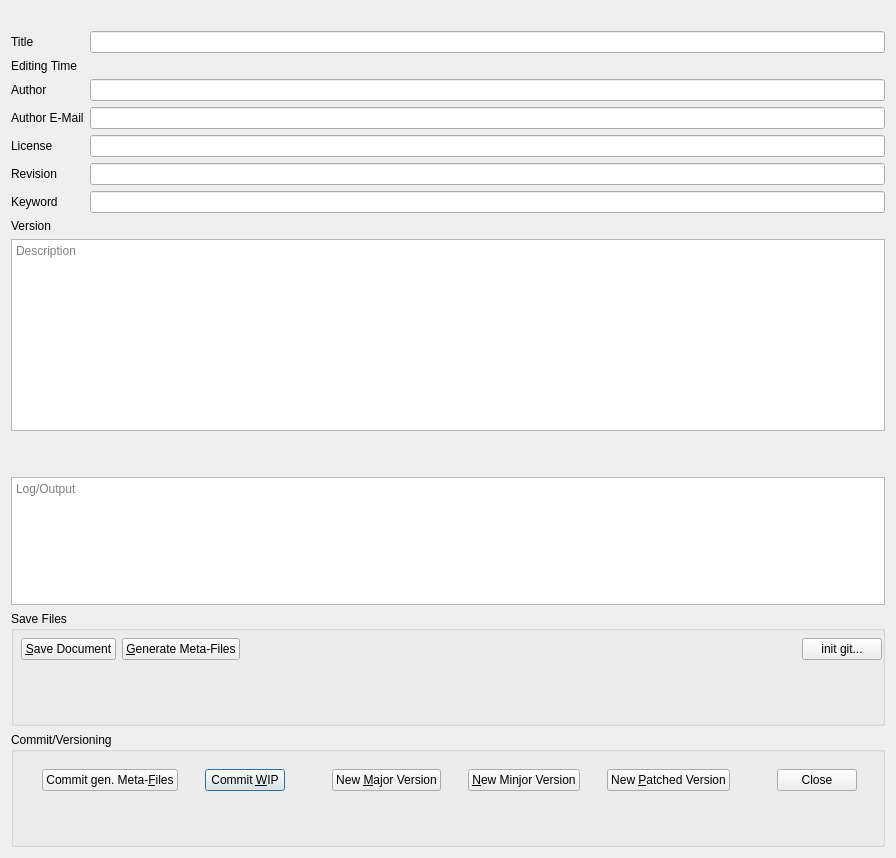
abeimler/krita-plugin-durra, file durra/main.ui: the form before one commit.
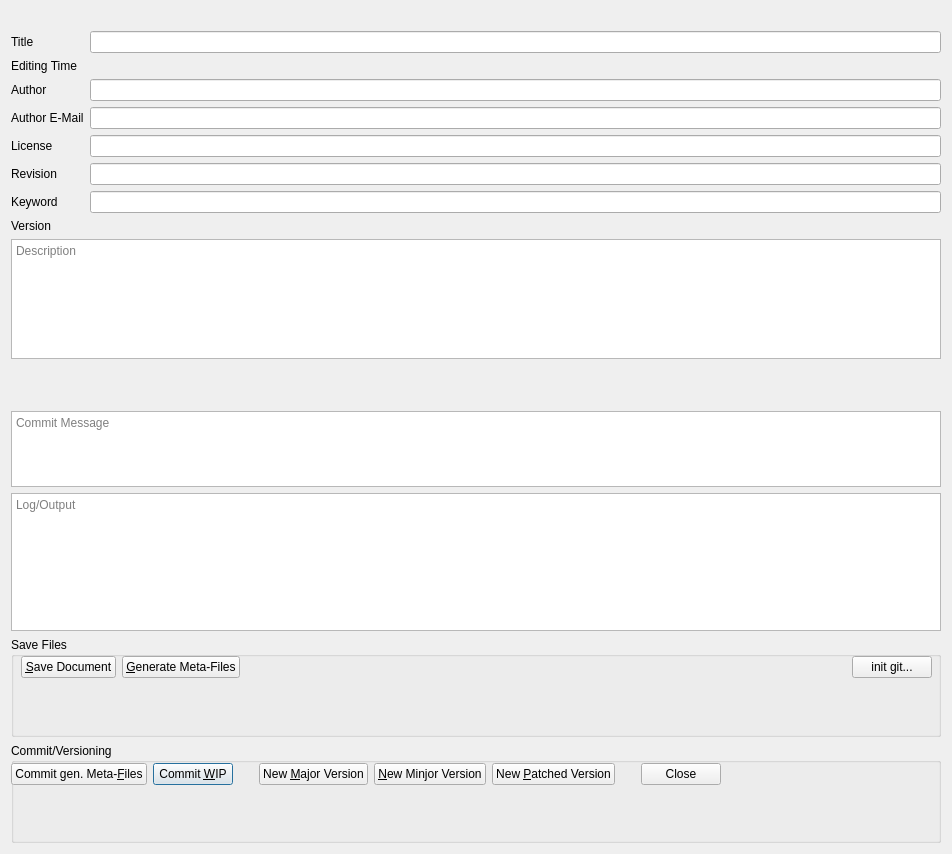
The form after the commit.

```diff
--- a/durra/main.ui
+++ b/durra/main.ui
@@ -6,8 +6,8 @@
    <rect>
     <x>0</x>
     <y>0</y>
-    <width>896</width>
-    <height>858</height>
+    <width>952</width>
+    <height>854</height>
    </rect>
   </property>
   <property name="sizePolicy">
@@ -18,7 +18,7 @@
   </property>
   <property name="minimumSize">
    <size>
-    <width>896</width>
+    <width>950</width>
     <height>0</height>
    </size>
   </property>
@@ -94,6 +94,34 @@
          </property>
         </widget>
        </item>
+       <item row="5" column="0">
+        <widget class="QLabel" name="lblAuthorEmail">
+         <property name="text">
+          <string>Author E-Mail</string>
+         </property>
+        </widget>
+       </item>
+       <item row="5" column="1">
+        <widget class="QLineEdit" name="txtAuthorEmail">
+         <property name="readOnly">
+          <bool>true</bool>
+         </property>
+        </widget>
+       </item>
+       <item row="6" column="0">
+        <widget class="QLabel" name="lblLicense">
+         <property name="text">
+          <string>License</string>
+         </property>
+        </widget>
+       </item>
+       <item row="6" column="1">
+        <widget class="QLineEdit" name="txtLicense">
+         <property name="readOnly">
+          <bool>true</bool>
+         </property>
+        </widget>
+       </item>
        <item row="8" column="0">
         <widget class="QLabel" name="lblReversionLabel">
          <property name="text">
@@ -111,20 +139,6 @@
          </property>
         </widget>
        </item>
-       <item row="6" column="0">
-        <widget class="QLabel" name="lblLicense">
-         <property name="text">
-          <string>License</string>
-         </property>
-        </widget>
-       </item>
-       <item row="6" column="1">
-        <widget class="QLineEdit" name="txtLicense">
-         <property name="readOnly">
-          <bool>true</bool>
-         </property>
-        </widget>
-       </item>
        <item row="9" column="0">
         <widget class="QLabel" name="lblKeyword">
          <property name="text">
@@ -159,21 +173,7 @@
          </property>
         </widget>
        </item>
-       <item row="5" column="0">
-        <widget class="QLabel" name="lblAuthorEmail">
-         <property name="text">
-          <string>Author E-Mail</string>
-         </property>
-        </widget>
-       </item>
-       <item row="5" column="1">
-        <widget class="QLineEdit" name="txtAuthorEmail"/>
-       </item>
-      </layout>
-     </item>
-    </layout>
-   </item>
-   <item>
+       <item row="11" column="0" colspan="2">
     <widget class="QTextEdit" name="txtDescription">
      <property name="sizePolicy">
       <sizepolicy hsizetype="Expanding" vsizetype="Fixed">
@@ -184,7 +184,7 @@
      <property name="maximumSize">
       <size>
        <width>16777215</width>
-       <height>196</height>
+           <height>120</height>
       </size>
      </property>
      <property name="toolTip">
@@ -198,23 +198,32 @@
      </property>
     </widget>
    </item>
-   <item>
-    <spacer name="verticalSpacer">
-     <property name="orientation">
-      <enum>Qt::Vertical</enum>
-     </property>
-     <property name="sizeType">
-      <enum>QSizePolicy::Maximum</enum>
-     </property>
-     <property name="sizeHint" stdset="0">
+       <item row="13" column="0" colspan="2">
+        <widget class="QTextEdit" name="txtMessage">
+         <property name="sizePolicy">
+          <sizepolicy hsizetype="Expanding" vsizetype="Fixed">
+           <horstretch>0</horstretch>
+           <verstretch>0</verstretch>
+          </sizepolicy>
+         </property>
+         <property name="maximumSize">
+          <size>
+           <width>16777215</width>
+           <height>76</height>
+          </size>
+         </property>
+         <property name="sizeIncrement">
       <size>
-       <width>20</width>
-       <height>40</height>
-      </size>
-     </property>
-    </spacer>
-   </item>
-   <item>
+           <width>0</width>
+           <height>0</height>
+          </size>
+         </property>
+         <property name="placeholderText">
+          <string>Commit Message</string>
+         </property>
+        </widget>
+       </item>
+       <item row="14" column="0" colspan="2">
     <widget class="QTextEdit" name="txtLog">
      <property name="sizePolicy">
       <sizepolicy hsizetype="Expanding" vsizetype="Fixed">
@@ -231,7 +240,7 @@
      <property name="maximumSize">
       <size>
        <width>16777215</width>
-       <height>128</height>
+           <height>138</height>
       </size>
      </property>
      <property name="sizeIncrement">
@@ -251,108 +260,7 @@
      </property>
     </widget>
    </item>
-   <item>
-    <widget class="QGroupBox" name="groupBox">
-     <property name="sizePolicy">
-      <sizepolicy hsizetype="Expanding" vsizetype="MinimumExpanding">
-       <horstretch>0</horstretch>
-       <verstretch>0</verstretch>
-      </sizepolicy>
-     </property>
-     <property name="minimumSize">
-      <size>
-       <width>0</width>
-       <height>64</height>
-      </size>
-     </property>
-     <property name="maximumSize">
-      <size>
-       <width>16777215</width>
-       <height>196</height>
-      </size>
-     </property>
-     <property name="title">
-      <string>Save Files</string>
-     </property>
-     <widget class="QWidget" name="layoutWidget">
-      <property name="geometry">
-       <rect>
-        <x>10</x>
-        <y>20</y>
-        <width>861</width>
-        <height>37</height>
-       </rect>
-      </property>
-      <layout class="QHBoxLayout" name="horizontalLayout">
-       <property name="sizeConstraint">
-        <enum>QLayout::SetDefaultConstraint</enum>
-       </property>
-       <item>
-        <widget class="QPushButton" name="btnSave">
-         <property name="sizePolicy">
-          <sizepolicy hsizetype="Maximum" vsizetype="Fixed">
-           <horstretch>0</horstretch>
-           <verstretch>0</verstretch>
-          </sizepolicy>
-         </property>
-         <property name="toolTip">
-          <string>Save current Document</string>
-         </property>
-         <property name="text">
-          <string>&amp;Save Document</string>
-         </property>
-        </widget>
-       </item>
-       <item>
-        <widget class="QPushButton" name="btnGenFiles">
-         <property name="sizePolicy">
-          <sizepolicy hsizetype="Maximum" vsizetype="Fixed">
-           <horstretch>0</horstretch>
-           <verstretch>0</verstretch>
-          </sizepolicy>
-         </property>
-         <property name="toolTip">
-          <string>&lt;html&gt;&lt;head/&gt;&lt;body&gt;&lt;p&gt;generate only Meta-Files: TITLE, DESCRIPTION, KEYWORD, README.md, LICENSE and VERSION&lt;/p&gt;&lt;/body&gt;&lt;/html&gt;</string>
-         </property>
-         <property name="text">
-          <string>&amp;Generate Meta-Files</string>
-         </property>
-        </widget>
-       </item>
-       <item>
-        <spacer name="horizontalSpacer_2">
-         <property name="orientation">
-          <enum>Qt::Horizontal</enum>
-         </property>
-         <property name="sizeType">
-          <enum>QSizePolicy::MinimumExpanding</enum>
-         </property>
-         <property name="sizeHint" stdset="0">
-          <size>
-           <width>20</width>
-           <height>20</height>
-          </size>
-         </property>
-        </spacer>
-       </item>
-       <item>
-        <widget class="QPushButton" name="btnInitGit">
-         <property name="sizePolicy">
-          <sizepolicy hsizetype="Maximum" vsizetype="Fixed">
-           <horstretch>0</horstretch>
-           <verstretch>0</verstretch>
-          </sizepolicy>
-         </property>
-         <property name="text">
-          <string>init git...</string>
-         </property>
-        </widget>
-       </item>
-      </layout>
-     </widget>
-    </widget>
-   </item>
-   <item>
+       <item row="16" column="0" colspan="2">
     <widget class="QGroupBox" name="groupBox_2">
      <property name="sizePolicy">
       <sizepolicy hsizetype="Minimum" vsizetype="MinimumExpanding">
@@ -369,7 +277,7 @@
      <property name="maximumSize">
       <size>
        <width>16777215</width>
-       <height>196</height>
+           <height>168</height>
       </size>
      </property>
      <property name="title">
@@ -378,10 +286,10 @@
      <widget class="QWidget" name="horizontalLayoutWidget">
       <property name="geometry">
        <rect>
-        <x>10</x>
-        <y>30</y>
-        <width>861</width>
-        <height>37</height>
+            <x>0</x>
+            <y>20</y>
+            <width>921</width>
+            <height>31</height>
        </rect>
       </property>
       <layout class="QHBoxLayout" name="horizontalLayout_2">
@@ -389,7 +297,7 @@
         <number>6</number>
        </property>
        <property name="sizeConstraint">
-        <enum>QLayout::SetDefaultConstraint</enum>
+            <enum>QLayout::SetMaximumSize</enum>
        </property>
        <item>
         <widget class="QPushButton" name="btnCommitMetaFiles">
@@ -534,6 +442,127 @@
       </layout>
      </widget>
     </widget>
+       </item>
+       <item row="15" column="0" colspan="2">
+        <widget class="QGroupBox" name="groupBox">
+         <property name="sizePolicy">
+          <sizepolicy hsizetype="Preferred" vsizetype="MinimumExpanding">
+           <horstretch>0</horstretch>
+           <verstretch>0</verstretch>
+          </sizepolicy>
+         </property>
+         <property name="minimumSize">
+          <size>
+           <width>0</width>
+           <height>64</height>
+          </size>
+         </property>
+         <property name="maximumSize">
+          <size>
+           <width>16777215</width>
+           <height>246</height>
+          </size>
+         </property>
+         <property name="title">
+          <string>Save Files</string>
+         </property>
+         <widget class="QWidget" name="layoutWidget">
+          <property name="geometry">
+           <rect>
+            <x>10</x>
+            <y>19</y>
+            <width>911</width>
+            <height>31</height>
+           </rect>
+          </property>
+          <layout class="QHBoxLayout" name="horizontalLayout" stretch="0,0,0,0">
+           <property name="sizeConstraint">
+            <enum>QLayout::SetMaximumSize</enum>
+           </property>
+           <item>
+            <widget class="QPushButton" name="btnSave">
+             <property name="sizePolicy">
+              <sizepolicy hsizetype="Maximum" vsizetype="Fixed">
+               <horstretch>0</horstretch>
+               <verstretch>0</verstretch>
+              </sizepolicy>
+             </property>
+             <property name="toolTip">
+              <string>Save current Document</string>
+             </property>
+             <property name="text">
+              <string>&amp;Save Document</string>
+             </property>
+            </widget>
+           </item>
+           <item>
+            <widget class="QPushButton" name="btnGenFiles">
+             <property name="sizePolicy">
+              <sizepolicy hsizetype="Maximum" vsizetype="Fixed">
+               <horstretch>0</horstretch>
+               <verstretch>0</verstretch>
+              </sizepolicy>
+             </property>
+             <property name="toolTip">
+              <string>&lt;html&gt;&lt;head/&gt;&lt;body&gt;&lt;p&gt;generate only Meta-Files: TITLE, DESCRIPTION, KEYWORD, README.md, LICENSE and VERSION&lt;/p&gt;&lt;/body&gt;&lt;/html&gt;</string>
+             </property>
+             <property name="text">
+              <string>&amp;Generate Meta-Files</string>
+             </property>
+            </widget>
+           </item>
+           <item>
+            <spacer name="horizontalSpacer_2">
+             <property name="orientation">
+              <enum>Qt::Horizontal</enum>
+             </property>
+             <property name="sizeType">
+              <enum>QSizePolicy::MinimumExpanding</enum>
+             </property>
+             <property name="sizeHint" stdset="0">
+              <size>
+               <width>20</width>
+               <height>20</height>
+              </size>
+             </property>
+            </spacer>
+           </item>
+           <item>
+            <widget class="QPushButton" name="btnInitGit">
+             <property name="sizePolicy">
+              <sizepolicy hsizetype="Maximum" vsizetype="Fixed">
+               <horstretch>0</horstretch>
+               <verstretch>0</verstretch>
+              </sizepolicy>
+             </property>
+             <property name="text">
+              <string>init git...</string>
+             </property>
+            </widget>
+           </item>
+          </layout>
+         </widget>
+        </widget>
+       </item>
+       <item row="12" column="0" colspan="2">
+        <spacer name="verticalSpacer">
+         <property name="orientation">
+          <enum>Qt::Vertical</enum>
+         </property>
+         <property name="sizeType">
+          <enum>QSizePolicy::Maximum</enum>
+         </property>
+         <property name="sizeHint" stdset="0">
+          <size>
+           <width>20</width>
+           <height>40</height>
+          </size>
+         </property>
+        </spacer>
+       </item>
+      </layout>
+     </item>
+    </layout>
    </item>
   </layout>
  </widget>
```
Lines whose indentation alone changed are shown as unchanged.
